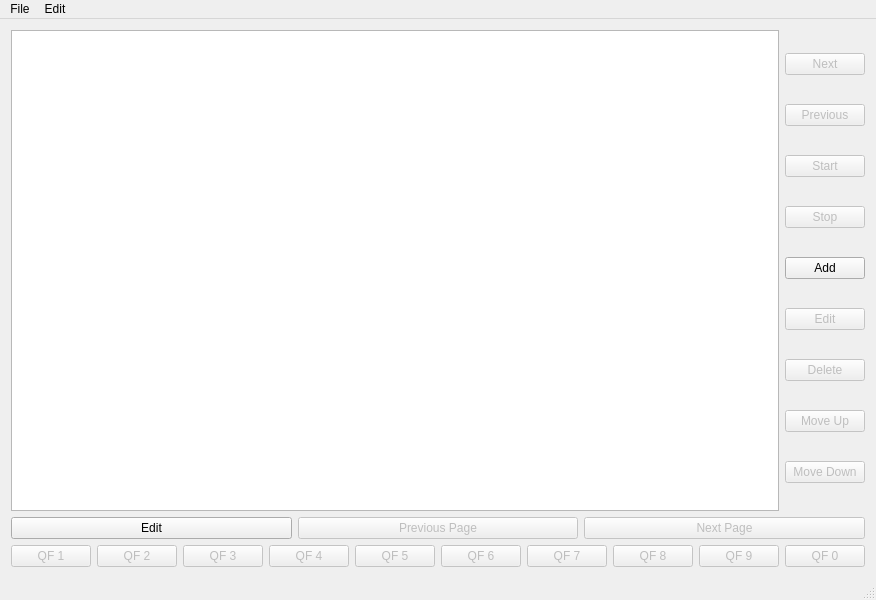
First picture: the form in mainwindow.ui, repository PotatoPopcorn/PlanktonScriptCue, before the edit.
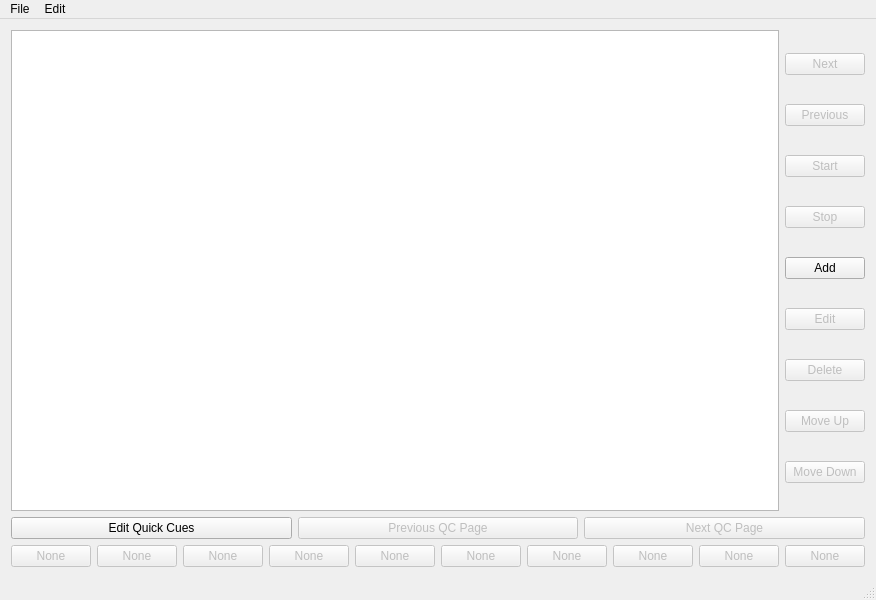
Second picture: the form after the edit.

Commit message: Change QuickCue GUI Labels

Diff of the .ui file:
```diff
--- a/mainwindow.ui
+++ b/mainwindow.ui
@@ -124,7 +124,7 @@
          <bool>true</bool>
         </property>
         <property name="text">
-         <string>Edit</string>
+         <string>Edit Quick Cues</string>
         </property>
        </widget>
       </item>
@@ -134,7 +134,7 @@
          <bool>false</bool>
         </property>
         <property name="text">
-         <string>Previous Page</string>
+         <string>Previous QC Page</string>
         </property>
        </widget>
       </item>
@@ -144,7 +144,7 @@
          <bool>false</bool>
         </property>
         <property name="text">
-         <string>Next Page</string>
+         <string>Next QC Page</string>
         </property>
        </widget>
       </item>
@@ -158,7 +158,7 @@
          <bool>false</bool>
         </property>
         <property name="text">
-         <string>QF 1</string>
+         <string>None</string>
         </property>
        </widget>
       </item>
@@ -168,7 +168,7 @@
          <bool>false</bool>
         </property>
         <property name="text">
-         <string>QF 2</string>
+         <string>None</string>
         </property>
        </widget>
       </item>
@@ -178,7 +178,7 @@
          <bool>false</bool>
         </property>
         <property name="text">
-         <string>QF 3</string>
+         <string>None</string>
         </property>
        </widget>
       </item>
@@ -188,7 +188,7 @@
          <bool>false</bool>
         </property>
         <property name="text">
-         <string>QF 4</string>
+         <string>None</string>
         </property>
        </widget>
       </item>
@@ -198,7 +198,7 @@
          <bool>false</bool>
         </property>
         <property name="text">
-         <string>QF 5</string>
+         <string>None</string>
         </property>
        </widget>
       </item>
@@ -208,7 +208,7 @@
          <bool>false</bool>
         </property>
         <property name="text">
-         <string>QF 6</string>
+         <string>None</string>
         </property>
        </widget>
       </item>
@@ -218,7 +218,7 @@
          <bool>false</bool>
         </property>
         <property name="text">
-         <string>QF 7</string>
+         <string>None</string>
         </property>
        </widget>
       </item>
@@ -228,7 +228,7 @@
          <bool>false</bool>
         </property>
         <property name="text">
-         <string>QF 8</string>
+         <string>None</string>
         </property>
        </widget>
       </item>
@@ -238,7 +238,7 @@
          <bool>false</bool>
         </property>
         <property name="text">
-         <string>QF 9</string>
+         <string>None</string>
         </property>
        </widget>
       </item>
@@ -248,7 +248,7 @@
          <bool>false</bool>
         </property>
         <property name="text">
-         <string>QF 0</string>
+         <string>None</string>
         </property>
        </widget>
       </item>
```
